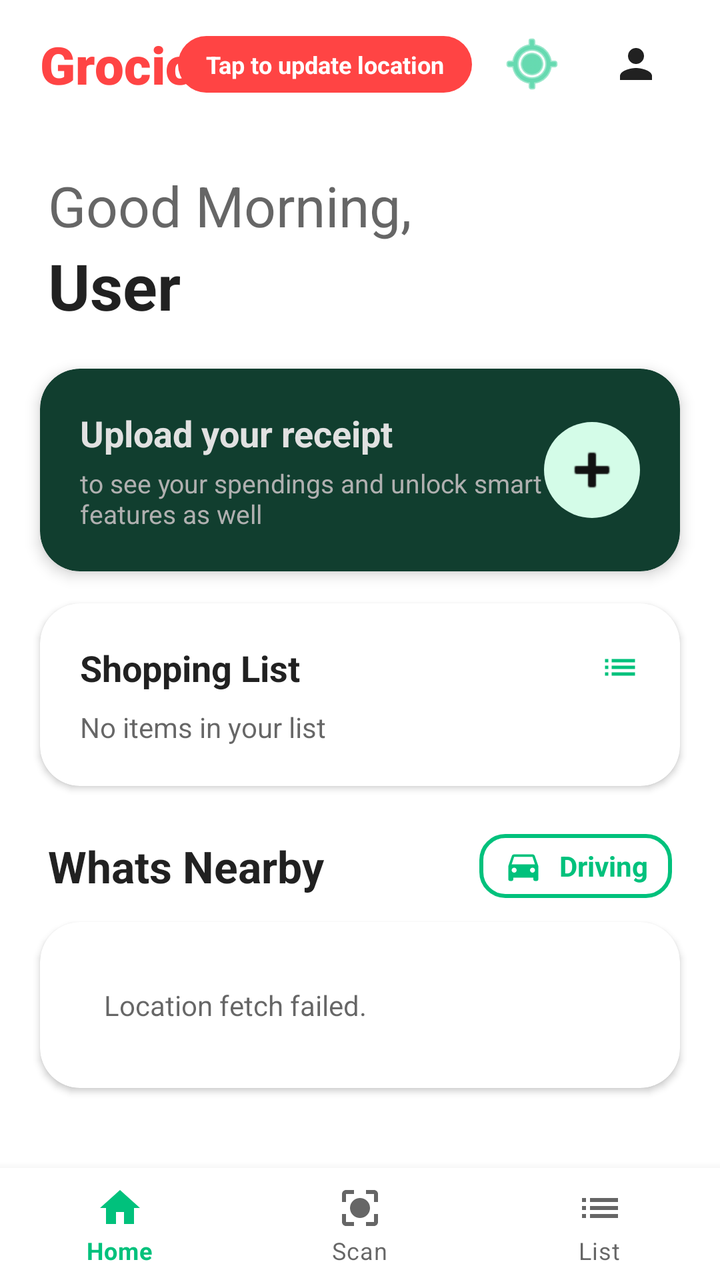
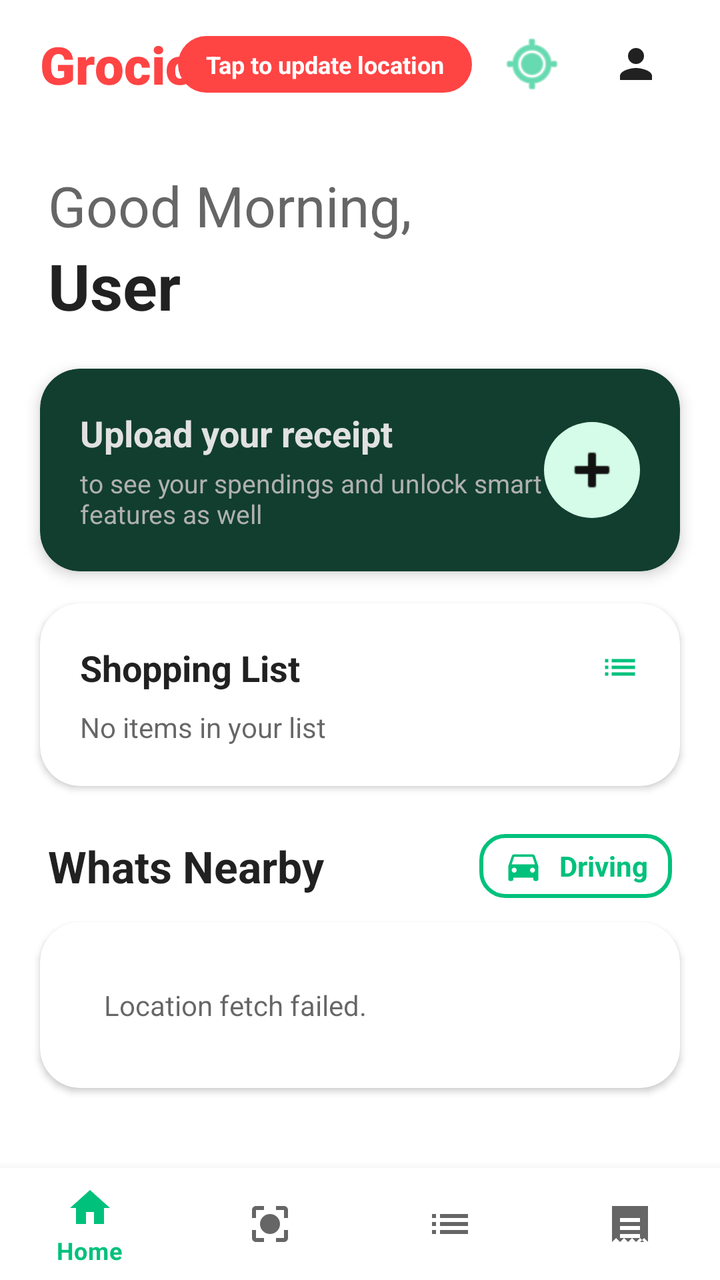

The first picture is an Android layout as it rendered before a commit; the second is the same layout after the commit. The layout source and the unified diff follow.
<!-- AndroidManifest.xml: application theme Theme.Grocio -->
<!-- res/layout/activity_dashboard.xml -->
<?xml version="1.0" encoding="utf-8"?>
<androidx.constraintlayout.widget.ConstraintLayout xmlns:android="http://schemas.android.com/apk/res/android"
    xmlns:app="http://schemas.android.com/apk/res-auto"
    xmlns:tools="http://schemas.android.com/tools"
    android:id="@+id/main"
    android:layout_width="match_parent"
    android:layout_height="match_parent"
    android:background="?android:attr/windowBackground"
    tools:context=".DashboardActivity">

    <androidx.cardview.widget.CardView
        android:id="@+id/topBar"
        android:layout_width="match_parent"
        android:layout_height="wrap_content"
        app:cardElevation="0dp"
        app:cardBackgroundColor="?android:attr/windowBackground"
        app:layout_constraintTop_toTopOf="parent">

        <androidx.constraintlayout.widget.ConstraintLayout
            android:layout_width="match_parent"
            android:layout_height="64dp"
            android:paddingHorizontal="20dp">

            <TextView
                android:id="@+id/tvLogo"
                android:layout_width="wrap_content"
                android:layout_height="wrap_content"
                android:text="Grocio"
                android:textSize="26sp"
                android:fontFamily="sans-serif-black"
                android:textColor="@color/red_delete"
                app:layout_constraintBottom_toBottomOf="parent"
                app:layout_constraintStart_toStartOf="parent"
                app:layout_constraintTop_toTopOf="parent" />

            <TextView
                android:id="@+id/tvLocationBubble"
                android:layout_width="wrap_content"
                android:layout_height="wrap_content"
                android:layout_marginEnd="8dp"
                android:background="@drawable/bg_bubble"
                android:paddingHorizontal="14dp"
                android:paddingVertical="6dp"
                android:text="Tap to update location"
                android:textColor="@color/white"
                android:textSize="12sp"
                android:textStyle="bold"
                android:visibility="visible"
                app:layout_constraintBottom_toBottomOf="@id/btnLocation"
                app:layout_constraintEnd_toStartOf="@id/btnLocation"
                app:layout_constraintTop_toTopOf="@id/btnLocation" />

            <ImageButton
                android:id="@+id/btnLocation"
                android:layout_width="44dp"
                android:layout_height="44dp"
                android:layout_marginEnd="8dp"
                android:background="?attr/selectableItemBackgroundBorderless"
                android:src="@android:drawable/ic_menu_mylocation"
                app:layout_constraintBottom_toBottomOf="parent"
                app:layout_constraintEnd_toStartOf="@id/btnProfileTop"
                app:layout_constraintTop_toTopOf="parent"
                app:tint="@color/neo_mint_accent" />

            <ImageButton
                android:id="@+id/btnProfileTop"
                android:layout_width="44dp"
                android:layout_height="44dp"
                android:background="?attr/selectableItemBackgroundBorderless"
                android:src="@drawable/ic_profile"
                app:layout_constraintBottom_toBottomOf="parent"
                app:layout_constraintEnd_toEndOf="parent"
                app:layout_constraintTop_toTopOf="parent"
                app:tint="?android:attr/textColorPrimary" />

        </androidx.constraintlayout.widget.ConstraintLayout>
    </androidx.cardview.widget.CardView>

    <androidx.core.widget.NestedScrollView
        android:id="@+id/dashboardContent"
        android:layout_width="match_parent"
        android:layout_height="0dp"
        app:layout_constraintBottom_toTopOf="@id/bottomNavigation"
        app:layout_constraintTop_toBottomOf="@id/topBar">

        <LinearLayout
            android:layout_width="match_parent"
            android:layout_height="wrap_content"
            android:orientation="vertical"
            android:paddingBottom="24dp">

            <TextView
                android:id="@+id/tvWelcome"
                android:layout_width="wrap_content"
                android:layout_height="wrap_content"
                android:layout_marginStart="24dp"
                android:layout_marginTop="20dp"
                android:text="Good Morning,"
                android:textSize="28sp"
                android:textColor="?android:attr/textColorSecondary" />

            <TextView
                android:id="@+id/tvUserName"
                android:layout_width="wrap_content"
                android:layout_height="wrap_content"
                android:layout_marginStart="24dp"
                android:text="User"
                android:textSize="32sp"
                android:textStyle="bold"
                android:textColor="?android:attr/textColorPrimary" />

            <androidx.cardview.widget.CardView
                android:id="@+id/cvUploadReceipt"
                android:layout_width="match_parent"
                android:layout_height="wrap_content"
                android:layout_marginHorizontal="20dp"
                android:layout_marginTop="20dp"
                app:cardCornerRadius="20dp"
                app:cardElevation="4dp"
                app:cardBackgroundColor="@color/neo_force">

                <LinearLayout
                    android:layout_width="match_parent"
                    android:layout_height="wrap_content"
                    android:orientation="horizontal"
                    android:padding="20dp"
                    android:gravity="center_vertical">

                    <LinearLayout
                        android:layout_width="0dp"
                        android:layout_height="wrap_content"
                        android:layout_weight="1"
                        android:orientation="vertical">

                        <TextView
                            android:layout_width="wrap_content"
                            android:layout_height="wrap_content"
                            android:text="Upload your receipt"
                            android:textColor="@color/text_primary_dark"
                            android:textSize="18sp"
                            android:textStyle="bold" />

                        <TextView
                            android:layout_width="wrap_content"
                            android:layout_height="wrap_content"
                            android:layout_marginTop="4dp"
                            android:text="to see your spendings and unlock smart features as well"
                            android:textColor="@color/text_secondary_dark"
                            android:textSize="13sp" />
                    </LinearLayout>

                    <ImageButton
                        android:layout_width="48dp"
                        android:layout_height="48dp"
                        android:background="@drawable/bg_circle_mint"
                        android:src="@android:drawable/ic_input_add"
                        app:tint="@color/background_dark" />

                </LinearLayout>
            </androidx.cardview.widget.CardView>

            <androidx.cardview.widget.CardView
                android:id="@+id/cvShoppingList"
                android:layout_width="match_parent"
                android:layout_height="wrap_content"
                android:layout_marginHorizontal="20dp"
                android:layout_marginTop="16dp"
                app:cardCornerRadius="20dp"
                app:cardElevation="2dp"
                app:cardBackgroundColor="?attr/colorSurface">

                <LinearLayout
                    android:layout_width="match_parent"
                    android:layout_height="wrap_content"
                    android:orientation="vertical"
                    android:padding="20dp">

                    <LinearLayout
                        android:layout_width="match_parent"
                        android:layout_height="wrap_content"
                        android:orientation="horizontal"
                        android:gravity="center_vertical">

                        <TextView
                            android:layout_width="0dp"
                            android:layout_height="wrap_content"
                            android:layout_weight="1"
                            android:text="Shopping List"
                            android:textColor="?android:attr/textColorPrimary"
                            android:textSize="18sp"
                            android:textStyle="bold" />

                        <ImageView
                            android:layout_width="20dp"
                            android:layout_height="20dp"
                            android:src="@drawable/ic_list"
                            app:tint="@color/neo_mint_accent" />
                    </LinearLayout>

                    <TextView
                        android:id="@+id/tvShoppingListPreview"
                        android:layout_width="match_parent"
                        android:layout_height="wrap_content"
                        android:layout_marginTop="8dp"
                        android:text="No items in your list"
                        android:textColor="?android:attr/textColorSecondary"
                        android:textSize="14sp" />
                </LinearLayout>
            </androidx.cardview.widget.CardView>

            <LinearLayout
                android:layout_width="match_parent"
                android:layout_height="wrap_content"
                android:orientation="horizontal"
                android:layout_marginHorizontal="24dp"
                android:layout_marginTop="24dp"
                android:gravity="center_vertical">

                <TextView
                    android:id="@+id/tvNearbyTitle"
                    android:layout_width="0dp"
                    android:layout_height="wrap_content"
                    android:layout_weight="1"
                    android:text="Whats Nearby"
                    android:textColor="?android:attr/textColorPrimary"
                    android:textSize="22sp"
                    android:textStyle="bold" />

                <LinearLayout
                    android:id="@+id/btnTransportMode"
                    android:layout_width="wrap_content"
                    android:layout_height="wrap_content"
                    android:background="@drawable/bg_bordered_accent"
                    android:clickable="true"
                    android:focusable="true"
                    android:gravity="center_vertical"
                    android:orientation="horizontal"
                    android:paddingHorizontal="12dp"
                    android:paddingVertical="6dp">

                    <ImageView
                        android:id="@+id/ivTransportIcon"
                        android:layout_width="20dp"
                        android:layout_height="20dp"
                        android:src="@drawable/ic_car"
                        app:tint="@color/neo_mint_accent" />

                    <TextView
                        android:id="@+id/tvTransportText"
                        android:layout_width="wrap_content"
                        android:layout_height="wrap_content"
                        android:layout_marginStart="8dp"
                        android:text="Driving"
                        android:textColor="@color/neo_mint_accent"
                        android:textSize="14sp"
                        android:textStyle="bold" />
                </LinearLayout>
            </LinearLayout>

            <androidx.cardview.widget.CardView
                android:id="@+id/storeCard"
                android:layout_width="match_parent"
                android:layout_height="wrap_content"
                android:layout_marginHorizontal="20dp"
                android:layout_marginTop="12dp"
                app:cardCornerRadius="20dp"
                app:cardElevation="2dp"
                app:cardBackgroundColor="?attr/colorSurface">

                <LinearLayout
                    android:id="@+id/llStoreContainer"
                    android:layout_width="match_parent"
                    android:layout_height="wrap_content"
                    android:orientation="vertical"
                    android:padding="12dp">

                    <TextView
                        android:id="@+id/tvStoreListEmpty"
                        android:layout_width="match_parent"
                        android:layout_height="wrap_content"
                        android:padding="20dp"
                        android:text="Location fetch failed."
                        android:textAlignment="center"
                        android:textColor="?android:attr/textColorSecondary"
                        android:textSize="14sp" />

                    
                </LinearLayout>
            </androidx.cardview.widget.CardView>

            <FrameLayout
                android:id="@+id/container"
                android:layout_width="match_parent"
                android:layout_height="200dp"
                android:layout_marginTop="24dp">
            </FrameLayout>

        </LinearLayout>
    </androidx.core.widget.NestedScrollView>

    <androidx.constraintlayout.widget.ConstraintLayout
        android:id="@+id/shoppingListContent"
        android:layout_width="match_parent"
        android:layout_height="0dp"
        android:visibility="gone"
        android:background="?android:attr/windowBackground"
        app:layout_constraintBottom_toTopOf="@id/bottomNavigation"
        app:layout_constraintTop_toBottomOf="@id/topBar">

        <LinearLayout
            android:id="@+id/llListHeader"
            android:layout_width="match_parent"
            android:layout_height="wrap_content"
            android:orientation="horizontal"
            android:paddingHorizontal="20dp"
            android:paddingTop="16dp"
            android:gravity="center_vertical"
            app:layout_constraintTop_toTopOf="parent">

            <TextView
                android:id="@+id/tvCurrentListName"
                android:layout_width="0dp"
                android:layout_height="wrap_content"
                android:layout_weight="1"
                android:text="My Shopping List"
                android:textSize="22sp"
                android:textStyle="bold"
                android:textColor="?android:attr/textColorPrimary" />

            <TextView
                android:id="@+id/btnManageLists"
                android:layout_width="wrap_content"
                android:layout_height="wrap_content"
                android:text="New List"
                android:textSize="14sp"
                android:textStyle="bold"
                android:textColor="@color/neo_mint_accent"
                android:padding="8dp"
                android:background="?attr/selectableItemBackground" />

            <ImageButton
                android:id="@+id/btnDeleteList"
                android:layout_width="40dp"
                android:layout_height="40dp"
                android:background="?attr/selectableItemBackgroundBorderless"
                android:src="@android:drawable/ic_menu_delete"
                app:tint="@color/red_delete" />
        </LinearLayout>

        <LinearLayout
            android:id="@+id/llAddContainer"
            android:layout_width="match_parent"
            android:layout_height="wrap_content"
            android:layout_marginHorizontal="20dp"
            android:layout_marginTop="12dp"
            android:background="@drawable/bg_edit_text_shopping"
            android:gravity="center_vertical"
            android:orientation="horizontal"
            app:layout_constraintTop_toBottomOf="@id/llListHeader">

            <EditText
                android:id="@+id/etItem"
                android:layout_width="0dp"
                android:layout_height="wrap_content"
                android:layout_weight="1"
                android:background="@null"
                android:hint="Add new item..."
                android:inputType="textCapSentences"
                android:padding="12dp"
                android:textColor="?android:attr/textColorPrimary"
                android:textSize="16sp" />

            <ImageButton
                android:id="@+id/btnAdd"
                android:layout_width="40dp"
                android:layout_height="40dp"
                android:layout_marginEnd="4dp"
                android:background="?attr/selectableItemBackgroundBorderless"
                android:src="@android:drawable/ic_input_add"
                app:tint="@color/neo_mint_accent" />
        </LinearLayout>

        <androidx.recyclerview.widget.RecyclerView
            android:id="@+id/rvShoppingList"
            android:layout_width="match_parent"
            android:layout_height="0dp"
            android:layout_marginTop="8dp"
            android:paddingHorizontal="20dp"
            app:layout_constraintBottom_toBottomOf="parent"
            app:layout_constraintTop_toBottomOf="@id/llAddContainer" />

    </androidx.constraintlayout.widget.ConstraintLayout>

    <com.google.android.material.bottomnavigation.BottomNavigationView
        android:id="@+id/bottomNavigation"
        android:layout_width="0dp"
        android:layout_height="wrap_content"
        android:background="?android:attr/windowBackground"
        app:elevation="8dp"
        app:layout_constraintBottom_toBottomOf="parent"
        app:layout_constraintEnd_toEndOf="parent"
        app:layout_constraintStart_toStartOf="parent"
        app:menu="@menu/bottom_nav_menu" />

</androidx.constraintlayout.widget.ConstraintLayout>
<!-- resources referenced by this layout -->
<resources>
  <color name="background_dark">#121212</color>
  <color name="neo_force">#113E2F</color>
  <color name="neo_mint_accent">#00C17C</color>
  <color name="red_delete">#FFFF4444</color>
  <color name="text_primary_dark">#E1E1E1</color>
  <color name="text_secondary_dark">#B0B0B0</color>
  <color name="white">#FFFFFFFF</color>
  <!-- drawable bg_bordered_accent (drawable) -->
  <?xml version="1.0" encoding="utf-8"?>
  <shape xmlns:android="http://schemas.android.com/apk/res/android">
      <stroke android:width="2dp" android:color="@color/neo_mint_accent" />
      <corners android:radius="12dp" />
  </shape>
  <!-- drawable bg_bubble (drawable) -->
  <?xml version="1.0" encoding="utf-8"?>
  <shape xmlns:android="http://schemas.android.com/apk/res/android">
      <solid android:color="@color/red_delete" />
      <corners android:radius="16dp" />
  </shape>
  <!-- drawable bg_circle_mint (drawable) -->
  <?xml version="1.0" encoding="utf-8"?>
  <shape xmlns:android="http://schemas.android.com/apk/res/android"
      android:shape="oval">
      <solid android:color="@color/neo_mint_light" />
  </shape>
  <!-- drawable bg_edit_text_shopping (drawable) -->
  <?xml version="1.0" encoding="utf-8"?>
  <shape xmlns:android="http://schemas.android.com/apk/res/android">
      <solid android:color="?attr/colorSurface" />
      <corners android:radius="24dp" />
      <stroke
          android:width="1dp"
          android:color="#E0E0E0" />
      <padding
          android:left="16dp"
          android:right="16dp"
          android:top="8dp"
          android:bottom="8dp" />
  </shape>
  <!-- drawable ic_car (drawable) -->
  <vector xmlns:android="http://schemas.android.com/apk/res/android"
      android:width="24dp"
      android:height="24dp"
      android:viewportWidth="24"
      android:viewportHeight="24">
      <path
          android:fillColor="#FF000000"
          android:pathData="M18.92,6.01C18.72,5.42 18.16,5 17.5,5H6.5C5.84,5 5.28,5.42 5.08,6.01L3,12V20C3,20.55 3.45,21 4,21H5C5.55,21 6,20.55 6,20V19H18V20C18,20.55 18.45,21 19,21H20C20.55,21 21,20.55 21,20V12L18.92,6.01M6.5,16C5.67,16 5,15.33 5,14.5C5,13.67 5.67,13 6.5,13C7.33,13 8,13.67 8,14.5C8,15.33 7.33,16 6.5,16M17.5,16C16.67,16 16,15.33 16,14.5C16,13.67 16.67,13 17.5,13C18.33,13 19,13.67 19,14.5C19,15.33 18.33,16 17.5,16M5,11L6.5,6.5H17.5L19,11H5Z" />
  </vector>
  <!-- drawable ic_list (drawable) -->
  <vector xmlns:android="http://schemas.android.com/apk/res/android"
      android:width="24dp"
      android:height="24dp"
      android:viewportWidth="24"
      android:viewportHeight="24">
      <path
          android:fillColor="#FF000000"
          android:pathData="M3,13H5V11H3V13M3,17H5V15H3V17M3,9H5V7H3V9M7,13H21V11H7V13M7,17H21V15H7V17M7,9H21V7H7V9Z" />
  </vector>
  <!-- drawable ic_profile (drawable) -->
  <vector xmlns:android="http://schemas.android.com/apk/res/android"
      android:width="24dp"
      android:height="24dp"
      android:viewportWidth="24"
      android:viewportHeight="24">
    <path
        android:fillColor="#000000"
        android:pathData="M12,12c2.21,0 4,-1.79 4,-4s-1.79,-4 -4,-4 -4,1.79 -4,4 1.79,4 4,4zM12,14c-2.67,0 -8,1.34 -8,4v2h16v-2c0,-2.66 -5.33,-4 -8,-4z"/>
  </vector>
  <style name="Theme.Grocio" parent="Theme.MaterialComponents.DayNight.NoActionBar">
          
          <item name="colorPrimary">@color/neo_mint_accent</item>
          <item name="colorPrimaryVariant">@color/neo_mint_dark</item>
          <item name="colorOnPrimary">@color/black</item>
          
          <item name="colorSecondary">@color/neo_mint</item>
          <item name="colorSecondaryVariant">@color/neo_mint_dark</item>
          <item name="colorOnSecondary">@color/black</item>
          
          <item name="android:statusBarColor">?attr/colorPrimaryVariant</item>
          
      </style>
  <color name="neo_mint_light">#D4FCE8</color>
  <color name="neo_mint_dark">#78E8B4</color>
  <color name="black">#FF000000</color>
  <color name="neo_mint">#A9F8D0</color>
</resources>

<!-- the commit's change to res/layout/activity_dashboard.xml (unified diff, before → after) -->
@@ -391,6 +391,50 @@
 
     </androidx.constraintlayout.widget.ConstraintLayout>
 
+    <androidx.constraintlayout.widget.ConstraintLayout
+        android:id="@+id/spentContent"
+        android:layout_width="match_parent"
+        android:layout_height="0dp"
+        android:visibility="gone"
+        android:background="?android:attr/windowBackground"
+        app:layout_constraintBottom_toTopOf="@id/bottomNavigation"
+        app:layout_constraintTop_toBottomOf="@id/topBar">
+
+        <TextView
+            android:id="@+id/tvSpentTitle"
+            android:layout_width="wrap_content"
+            android:layout_height="wrap_content"
+            android:layout_marginStart="20dp"
+            android:layout_marginTop="16dp"
+            android:text="My Expenses"
+            android:textSize="22sp"
+            android:textStyle="bold"
+            android:textColor="?android:attr/textColorPrimary"
+            app:layout_constraintStart_toStartOf="parent"
+            app:layout_constraintTop_toTopOf="parent" />
+
+        <TextView
+            android:id="@+id/tvSpentEmpty"
+            android:layout_width="wrap_content"
+            android:layout_height="wrap_content"
+            android:text="No processed receipts found."
+            android:textColor="?android:attr/textColorSecondary"
+            android:visibility="gone"
+            app:layout_constraintBottom_toBottomOf="parent"
+            app:layout_constraintEnd_toEndOf="parent"
+            app:layout_constraintStart_toStartOf="parent"
+            app:layout_constraintTop_toTopOf="parent" />
+
+        <androidx.recyclerview.widget.RecyclerView
+            android:id="@+id/rvSpentList"
+            android:layout_width="match_parent"
+            android:layout_height="0dp"
+            android:layout_marginTop="12dp"
+            app:layout_constraintBottom_toBottomOf="parent"
+            app:layout_constraintTop_toBottomOf="@id/tvSpentTitle" />
+
+    </androidx.constraintlayout.widget.ConstraintLayout>
+
     <com.google.android.material.bottomnavigation.BottomNavigationView
         android:id="@+id/bottomNavigation"
         android:layout_width="0dp"
